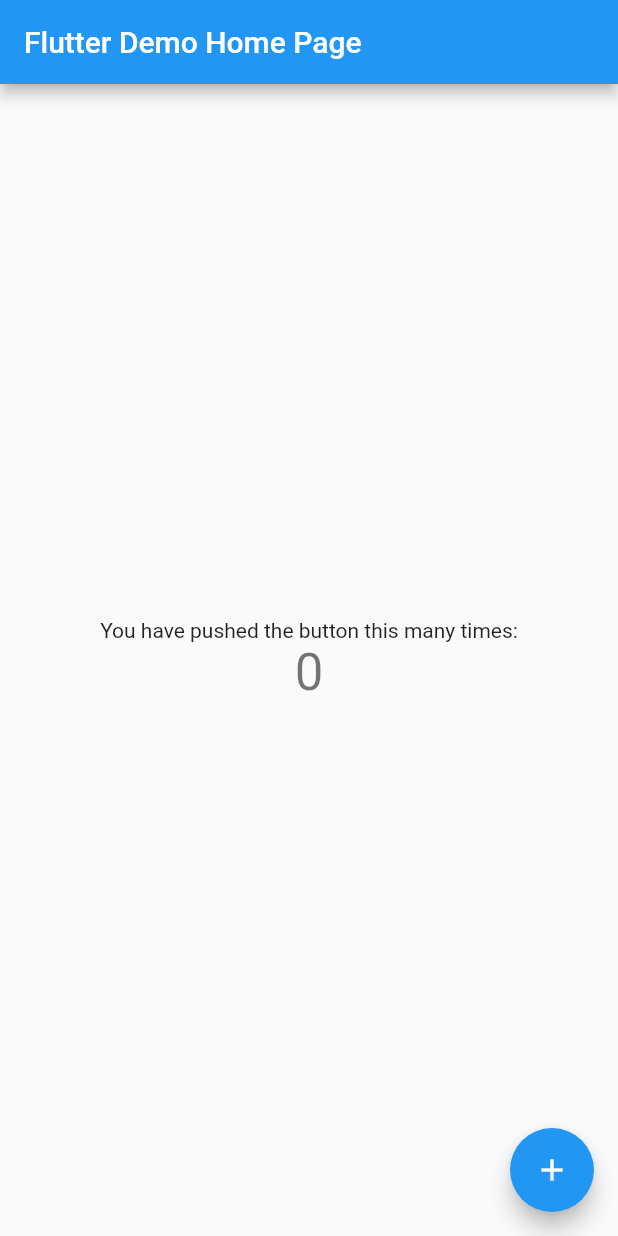
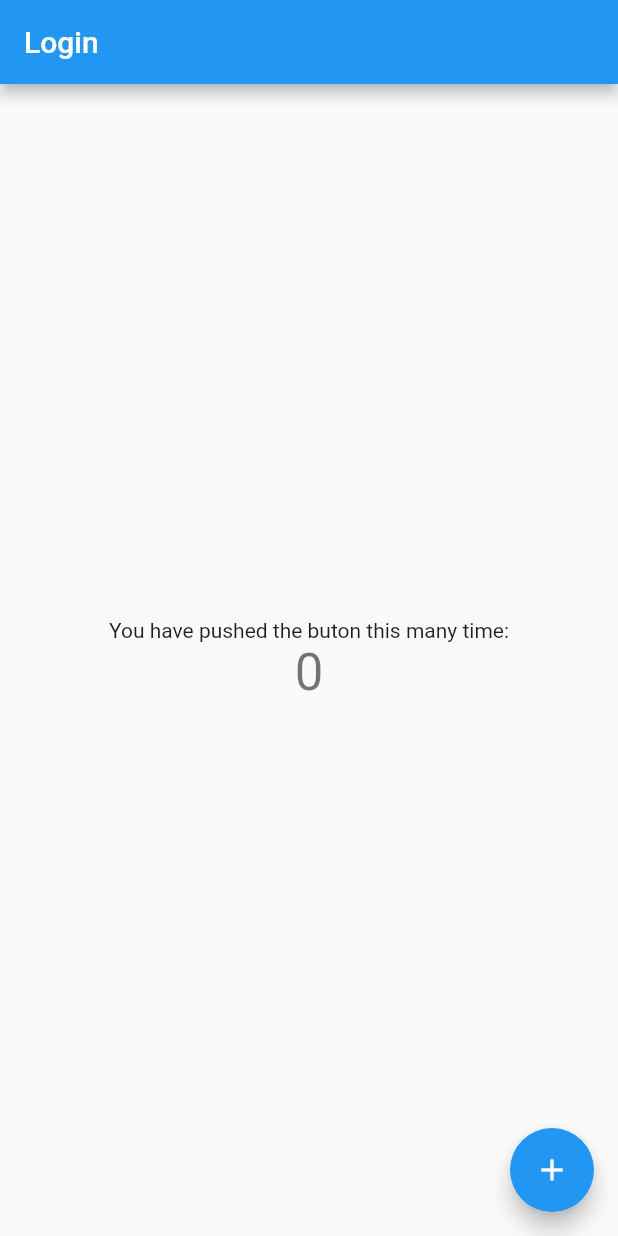
Before and after one commit to shlokdesai41103/JUSTMOVE, a Flutter app: the screen it shows after launch, on a phone screen of 412 x 824 dp. Run offline on Flutter 3.47's test engine with Material 2 defaults, Android fonts, the phone set to English and light mode, and no system bars.

Commit message:
favRoutes page view

```diff
--- /dev/null
+++ b/app/lib/favRoutes.dart
@@ -0,0 +1,44 @@
+import 'dart:convert';
+import 'dart:io';
+import 'package:app/main.dart';
+import 'package:flutter/material.dart';
+
+void main() {
+  runApp(const favRoutes());
+}
+
+class favRoutes extends StatelessWidget {
+  const favRoutes({Key? key}) : super(key: key);
+
+  @override
+  Widget build(BuildContext context) {
+    return MaterialApp(
+      title: 'Favourite Routes',
+      theme: ThemeData(
+        primarySwatch: Colors.blue,
+      ),
+      home: const MyHomePage(),
+    );
+  }
+}
+
+class MyHomePage extends StatefulWidget {
+  const MyHomePage({Key? key}) : super(key: key);
+
+  @override
+  State<MyHomePage> createState() => _MyHomePageState();
+}
+
+class _MyHomePageState extends State<MyHomePage> {
+  @override
+  Widget build(BuildContext context) {
+    return Scaffold(
+      appBar: AppBar(
+        title: const Text('Your Commutes'),
+      ),
+      body: const Center(
+        child: Text('This is where the users favorites will be displayed'),
+      ),
+    );
+  }
+}
--- a/app/lib/main.dart
+++ b/app/lib/main.dart
@@ -24,7 +24,7 @@ class MyApp extends StatelessWidget {
         // is not restarted.
         primarySwatch: Colors.blue,
       ),
-      home: const MyHomePage(title: 'Flutter Demo Home Page'),
+      home: const MyHomePage(title: 'Login'),
     );
   }
 }
@@ -96,7 +96,7 @@ class _MyHomePageState extends State<MyHomePage> {
           mainAxisAlignment: MainAxisAlignment.center,
           children: <Widget>[
             const Text(
-              'You have pushed the button this many times:',
+              'You have pushed the buton this many time:',
             ),
             Text(
               '$_counter',
```
